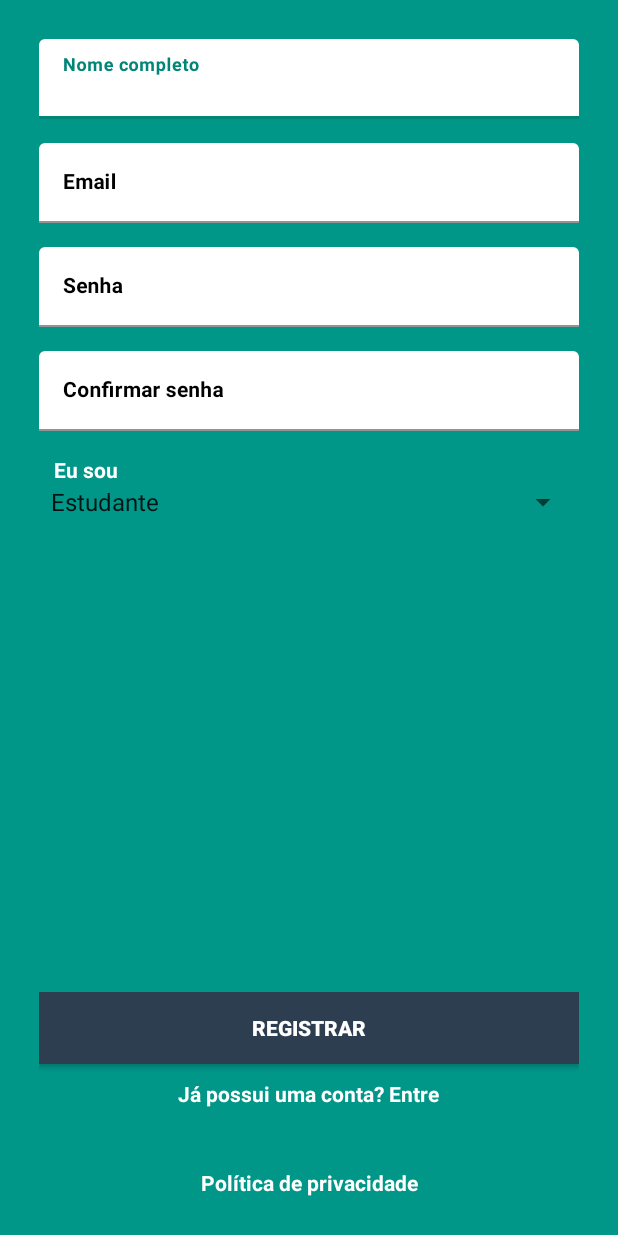
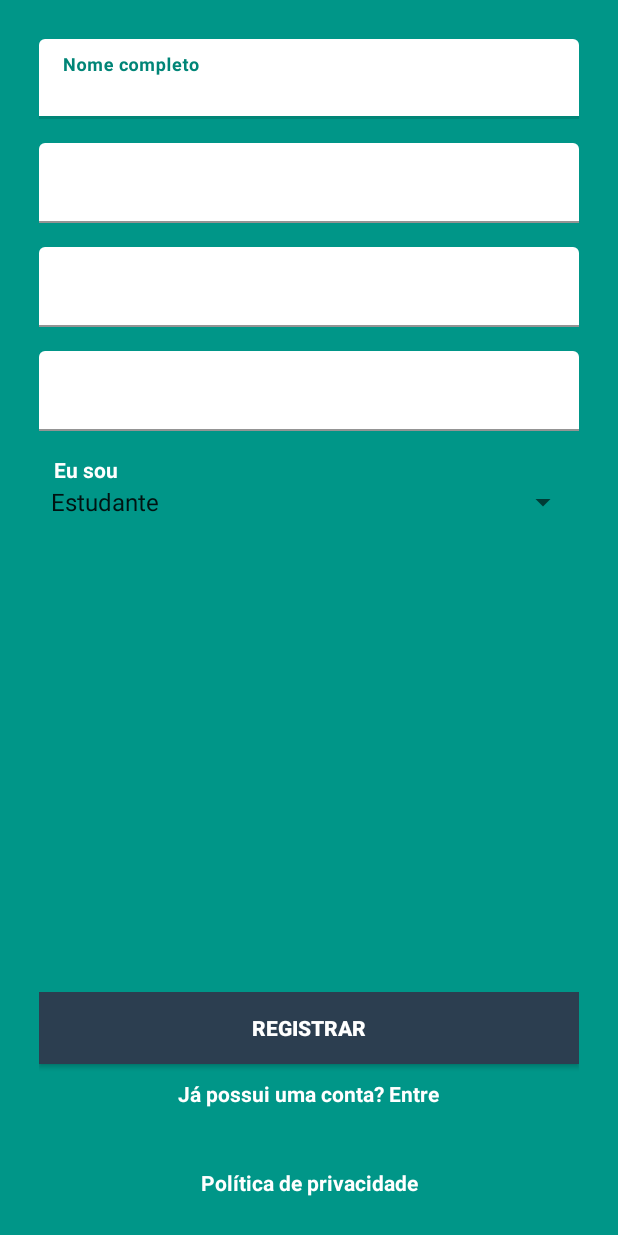
Before and after one commit to GabrielCR99/PCI, an Android app: the screen it shows after launch (SignUpActivity), after a tap on "Não tem uma conta? Cadastre-se!", on a phone screen of 412 x 824 dp. Run offline under Robolectric (Android 15) with nearby library versions, the phone set to English and light mode, and no system bars; our stand-ins replace ButterKnife, Firebase (no records; nobody signed in at launch, a user with empty details on screens opened directly); 3 other taps on this screen came first.

Commit message:
correções

```diff
--- a/app/src/main/res/layout/activity_sign_in.xml
+++ b/app/src/main/res/layout/activity_sign_in.xml
@@ -66,7 +66,8 @@
     <LinearLayout
         android:layout_width="match_parent"
         android:layout_height="wrap_content"
-        android:orientation="vertical">
+        android:orientation="vertical"
+        android:layout_weight=".1">
 
         <Button
             android:id="@+id/sign_in_button"
--- a/app/src/main/res/layout/activity_sign_up.xml
+++ b/app/src/main/res/layout/activity_sign_up.xml
@@ -12,14 +12,15 @@
 
     <LinearLayout
         android:layout_width="match_parent"
-        android:layout_height="wrap_content"
+        android:layout_height="0dp"
         android:layout_weight="2"
         android:orientation="vertical">
 
         <android.support.design.widget.TextInputLayout
             android:id="@+id/layout_name"
             style="@style/inputLayout"
-            android:layout_marginBottom="16dp">
+            android:layout_marginBottom="16dp"
+            android:textColorHint="@color/colorWhite">
 
             <android.support.design.widget.TextInputEditText
                 android:id="@+id/name"
@@ -34,7 +35,8 @@
         <android.support.design.widget.TextInputLayout
             android:id="@+id/layout_email"
             style="@style/inputLayout"
-            android:layout_marginBottom="16dp">
+            android:layout_marginBottom="16dp"
+            android:textColorHint="@color/colorWhite">
 
             <android.support.design.widget.TextInputEditText
                 android:id="@+id/email"
@@ -51,7 +53,8 @@
             style="@style/inputLayout"
             android:layout_marginBottom="16dp"
             app:passwordToggleEnabled="true"
-            app:passwordToggleTint="@color/colorWhite">
+            app:passwordToggleTint="@color/colorWhite"
+            android:textColorHint="@color/colorWhite">
 
             <android.support.design.widget.TextInputEditText
                 android:id="@+id/password"
@@ -68,7 +71,8 @@
             style="@style/inputLayout"
             android:layout_marginBottom="16dp"
             app:passwordToggleEnabled="true"
-            app:passwordToggleTint="@color/colorWhite">
+            app:passwordToggleTint="@color/colorWhite"
+            android:textColorHint="@color/colorWhite">
 
             <android.support.design.widget.TextInputEditText
                 android:id="@+id/confirm_password"
--- a/app/src/main/res/menu/menu.xml
+++ b/app/src/main/res/menu/menu.xml
@@ -2,7 +2,7 @@
 
 <menu xmlns:android="http://schemas.android.com/apk/res/android"
     xmlns:tools="http://schemas.android.com/tools"
-    tools:showIn="nagivation_view">
+    tools:showIn="navigation_view">
 
     <group android:checkableBehavior="single"
         android:id="@+id/grp1">
--- a/app/src/main/res/values/strings.xml
+++ b/app/src/main/res/values/strings.xml
@@ -59,4 +59,10 @@
     <string name="profile_title">Perfil</string>
     <string name="null_user">NULL USER</string>
     <string name="acc_success">Conta criada com sucesso!</string>
+    <string name="in_progress">Em andamento</string>
+    <string name="finished">Finalizados</string>
+    <string name="reset_email_error">Favor inserir E-mail</string>
+    <string name="email_sent">Email enviado!</string>
+    <string name="projects_in_progress">Projetos em andamento</string>
+    <string name="finished_projects">Projetos finalizados</string>
 </resources>
```
Also changed, not shown: app/src/main/AndroidManifest.xml (+6 -5 lines), app/src/main/java/com/studio/pci/activities/FragmentActivity.java (+6 -3 lines), app/src/main/java/com/studio/pci/activities/MainActivity.java (+3 -5 lines), app/src/main/java/com/studio/pci/activities/ResetPasswordActivity.java (+2 -7 lines), app/src/main/res/layout/activity_main.xml (+0 -15 lines), app/src/main/res/layout/card_student.xml (+0 -9 lines), app/src/main/res/layout/fragment_projetos.xml (+3 -5 lines), app/src/main/res/layout/fragment_projetos_finalizados.xml (+3 -5 lines).
